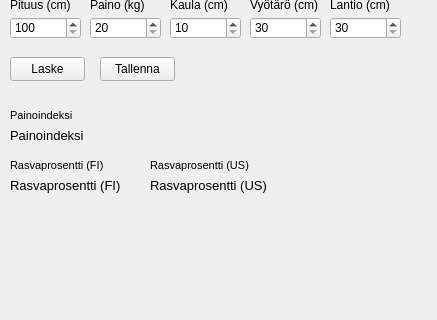
Qt form main.ui (TimoKuukka/FitnessGUI) before a commit; both pictures show x 0 to 437 and y 113 to 433 of the 437 by 651 pixel window.
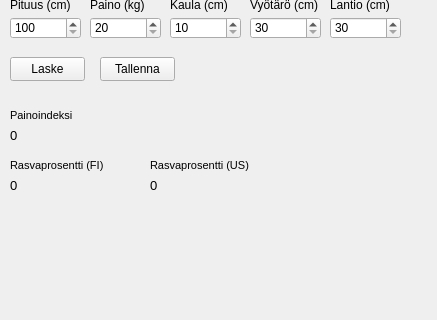
The same form after that commit.

Diff of the .ui file:
```diff
--- a/main.ui
+++ b/main.ui
@@ -348,7 +348,7 @@
      </font>
     </property>
     <property name="text">
-     <string>Painoindeksi</string>
+     <string>0</string>
     </property>
    </widget>
    <widget class="QLabel" name="fatFiLabel">
@@ -366,7 +366,7 @@
      </font>
     </property>
     <property name="text">
-     <string>Rasvaprosentti (FI)</string>
+     <string>0</string>
     </property>
    </widget>
    <widget class="QLabel" name="fatUsLabel">
@@ -384,7 +384,7 @@
      </font>
     </property>
     <property name="text">
-     <string>Rasvaprosentti (US)</string>
+     <string>0</string>
     </property>
    </widget>
    <widget class="QLabel" name="label">
```
